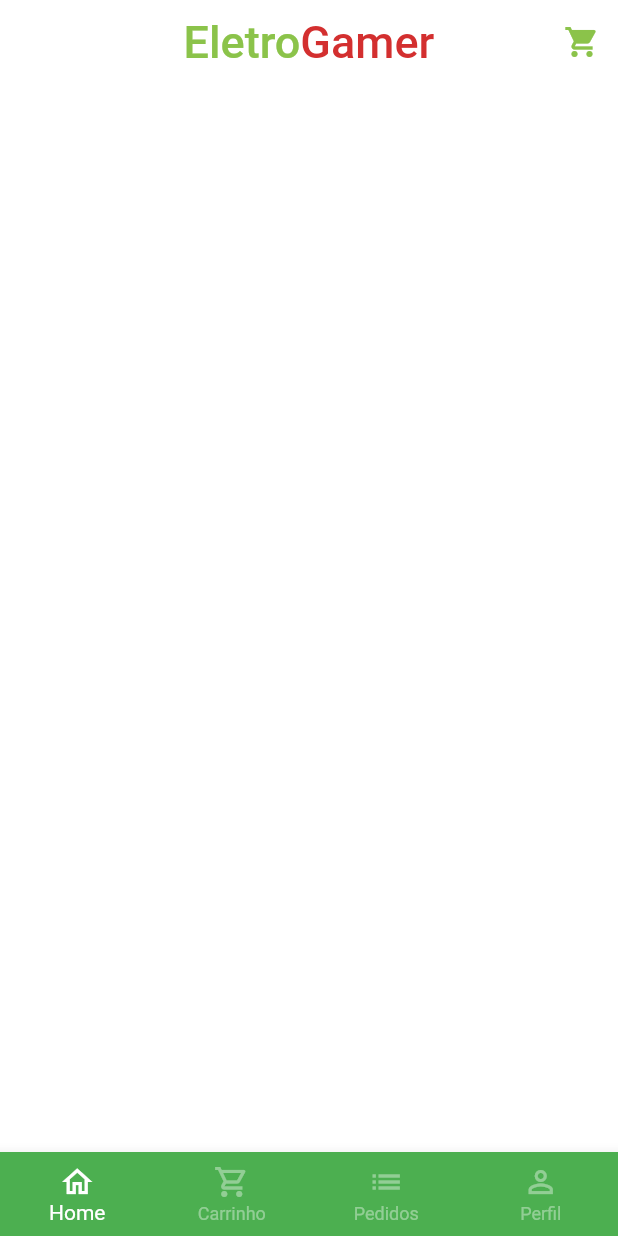
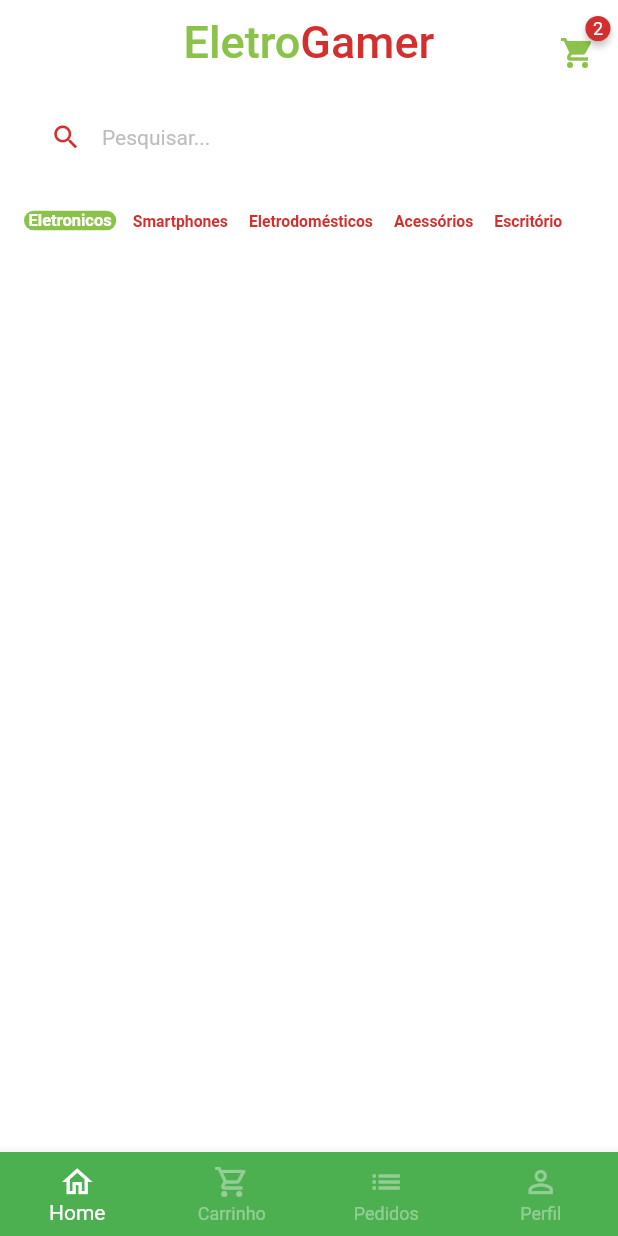
Before and after one commit to elucaspereira/vendas-front, a Flutter app: the BaseScreen screen opened directly, on a phone screen of 412 x 824 dp. Run offline on Flutter 3.47's test engine with Material 2 defaults, Android fonts, the phone set to English and light mode, and no system bars; drawn by our look-alikes of badges; our stand-ins replace animated_text_kit, mask_text_input_formatter.

Commit message:
criando os crids das categorias

```diff
--- a/lib/src/auth/base/base_screen.dart
+++ b/lib/src/auth/base/base_screen.dart
@@ -24,7 +24,7 @@ class _BaseScreenState extends State<BaseScreen> {
         physics: const NeverScrollableScrollPhysics(),
         controller: pageController,
         children: [
-          const HomeTab(),// tela home
+           HomeTab(),// tela home
           Container(color: Colors.yellow),// tela carrinho
           Container(color: Colors.blue),// tela pedidos
           Container(color: Colors.purpleAccent), // tela perfil
--- /dev/null
+++ b/lib/src/auth/home/components/category_tile.dart
@@ -0,0 +1,41 @@
+import 'package:flutter/material.dart';
+
+import '../../config/custom_colors.dart';
+
+class CategoryTile extends StatelessWidget {
+  const CategoryTile({
+    Key? key,
+    required this.category,
+    required this.isSelected,
+    required this.onPressed,
+  }) : super(key: key);
+
+  final String category;
+  final bool isSelected;
+  final VoidCallback onPressed;
+
+  @override
+  Widget build(BuildContext context) {
+    return GestureDetector(
+      onTap: onPressed,
+      child: Align(
+        alignment: Alignment.center,
+        child: Container(
+          padding: const EdgeInsets.symmetric(horizontal: 3),
+          decoration: BoxDecoration(
+            borderRadius: BorderRadius.circular(10),
+            color: isSelected ? CustomColors.customSwatchColor : Colors.transparent,
+          ),
+          child: Text(
+            category,
+            style:  TextStyle(
+              color: isSelected ? Colors.white : CustomColors.customContrastColor,
+              fontWeight: FontWeight.bold,
+              fontSize: isSelected ? 11: 10.5,
+            ),
+          ),
+        ),
+      ),
+    );
+  }
+}
--- a/lib/src/auth/home/home_tab.dart
+++ b/lib/src/auth/home/home_tab.dart
@@ -1,8 +1,26 @@
+import 'package:badges/badges.dart';
 import 'package:flutter/material.dart';
 import 'package:vendas/src/auth/config/custom_colors.dart';
 
-class HomeTab extends StatelessWidget {
-  const HomeTab({Key? key}) : super(key: key);
+import 'components/category_tile.dart';
+
+class HomeTab extends StatefulWidget {
+  HomeTab({Key? key}) : super(key: key);
+
+  @override
+  State<HomeTab> createState() => _HomeTabState();
+}
+
+class _HomeTabState extends State<HomeTab> {
+  List<String> categories = [
+    'Eletronicos',
+    'Smartphones',
+    'Eletrodomésticos',
+    'Acessórios',
+    'Escritório',
+  ];
+
+  String selectedCategory = 'Eletronicos';
 
   @override
   Widget build(BuildContext context) {
@@ -34,21 +52,90 @@ class HomeTab extends StatelessWidget {
           ),
         ),
         actions: [
-          IconButton(
-            onPressed: () {},
-            icon:  Icon(
-              Icons.shopping_cart,
-              color: CustomColors.customSwatchColor,
+          Padding(
+            padding: const EdgeInsets.only(
+              top: 15,
+              right: 15,
+            ),
+            child: GestureDetector(
+              onTap: () {},
+              child: Badge(
+                badgeColor: CustomColors.customContrastColor,
+                badgeContent: const Text(
+                  '2',
+                  style: TextStyle(
+                    color: Colors.white,
+                    fontSize: 12,
+                  ),
+                ),
+                child: Icon(
+                  Icons.shopping_cart,
+                  color: CustomColors.customSwatchColor,
+                ),
+              ),
             ),
           ),
         ],
       ),
 
-      // Campo Pesquisa
+      body: Column(
+        children: [
+          // Campo Pesquisa
+          Padding(
+            padding: const EdgeInsets.symmetric(
+              horizontal: 20,
+              vertical: 10,
+            ),
+            child: TextFormField(
+              decoration: InputDecoration(
+                filled: true,
+                fillColor: Colors.white,
+                isDense: true,
+                hintText: 'Pesquisar...',
+                hintStyle: TextStyle(
+                  color: Colors.grey.shade400,
+                  fontSize: 14,
+                ),
+                prefixIcon: Icon(
+                  Icons.search,
+                  color: CustomColors.customContrastColor,
+                  size: 21,
+                ),
+                border: OutlineInputBorder(
+                    borderRadius: BorderRadius.circular(60),
+                    borderSide: const BorderSide(
+                      width: 0,
+                      style: BorderStyle.none,
+                    )),
+              ),
+            ),
+          ),
+          // Categorias
+          Container(
+            padding: const EdgeInsets.only(left: 16),
+            height: 40,
+            child: ListView.separated(
+              scrollDirection: Axis.horizontal,
+              itemBuilder: (_,index){
+                return CategoryTile(
+                  onPressed: (){
+                    setState(() {
+                      selectedCategory = categories[index];
+                    });
+                  },
 
-      // Categorias
+                  category: categories[index],
+                  isSelected: categories[index] == selectedCategory,
+                );
+              },
+              separatorBuilder: (_,index) => const SizedBox(width:8),
+              itemCount: categories.length,
+            ),
+          ),
 
-      // Grid
+          // Grid
+        ],
+      ),
     );
   }
 }
--- a/pubspec.yaml
+++ b/pubspec.yaml
@@ -36,6 +36,7 @@ dependencies:
   cupertino_icons: ^1.0.2
   animated_text_kit: ^4.2.2
   mask_text_input_formatter: ^2.4.0
+  badges: ^2.0.3
 
 dev_dependencies:
   flutter_test:
```
Also changed, not shown: pubspec.lock.
